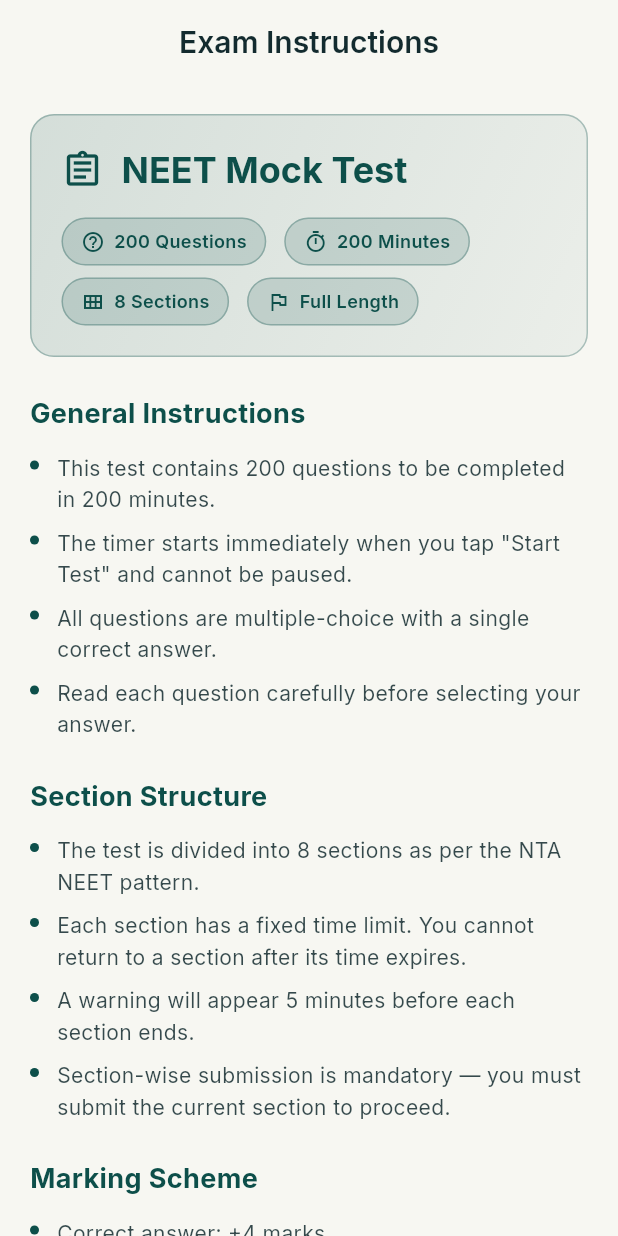
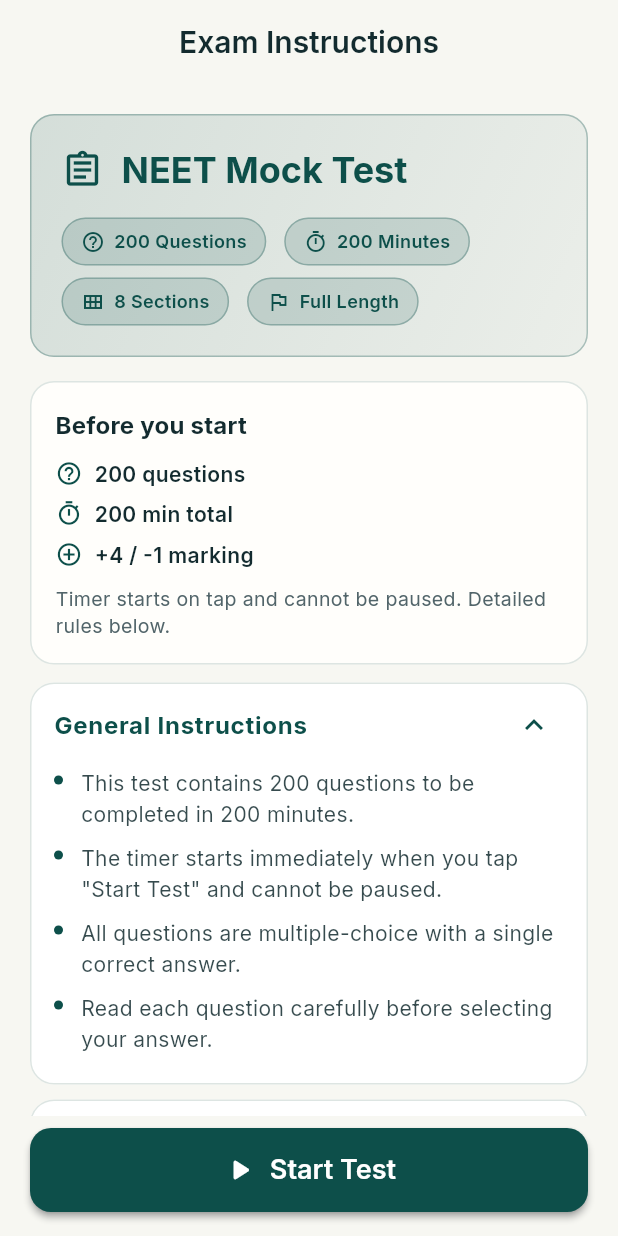
Before and after one commit to AnkarIIT/Mitosis, a Flutter app: the CbtInstructionsScreen screen opened by its route, on a phone screen of 412 x 824 dp. Run offline on Flutter 3.47's test engine with Material 3 defaults, Android fonts, the light colour scheme and no system bars; our stand-ins replace confetti, drift, file_picker, fl_chart, flutter_animate, flutter_dotenv and 17 more; missing offline and left inert: syncfusion_flutter_pdf, syncfusion_flutter_pdfviewer, tflite_flutter; accounts and stored records are empty; generated files the repository leaves out were written again.

Commit message:
chore: update lib/features/exam_engine/cbt_instructions_screen.dart

```diff
--- a/lib/features/exam_engine/cbt_instructions_screen.dart
+++ b/lib/features/exam_engine/cbt_instructions_screen.dart
@@ -20,7 +20,6 @@
 
   @override
   Widget build(BuildContext context) {
-    final isFullLength = config.isFullLengthMock;
     final totalQuestions = config.totalPresented;
     final totalMinutes = config.totalDurationSeconds ~/ 60;
     final hasSections = config.sections.isNotEmpty;
@@ -36,7 +35,7 @@
       ),
       body: SafeArea(
         child: SingleChildScrollView(
-          padding: const EdgeInsets.all(20),
+          padding: const EdgeInsets.fromLTRB(20, 20, 20, 16),
           child: Column(
             crossAxisAlignment: CrossAxisAlignment.start,
             children: [
@@ -47,34 +46,173 @@
                 hasSections,
                 sectionCount,
               ),
-              const SizedBox(height: 24),
-              _buildSection(
+              const SizedBox(height: 16),
+              // Primary facts + start action first: time, questions, marking.
+              _buildQuickStartCard(context),
+              const SizedBox(height: 12),
+              _buildCollapsibleSection(
                 'General Instructions',
                 _generalInstructions(totalQuestions, totalMinutes),
+                initiallyExpanded: true,
               ),
-              const SizedBox(height: 16),
-              if (hasSections) ...[
-                _buildSection(
+              if (hasSections)
+                _buildCollapsibleSection(
                   'Section Structure',
                   _sectionInstructions(sectionCount, config),
                 ),
-                const SizedBox(height: 16),
-              ],
-              _buildSection('Marking Scheme', _markingInstructions()),
-              const SizedBox(height: 16),
-              _buildSection('Navigation & Controls', _navigationInstructions()),
-              const SizedBox(height: 16),
-              _buildSection(
+              _buildCollapsibleSection(
+                'Marking Scheme',
+                _markingInstructions(),
+                initiallyExpanded: true,
+              ),
+              _buildCollapsibleSection(
+                'Navigation & Controls',
+                _navigationInstructions(),
+              ),
+              _buildCollapsibleSection(
                 'Proctoring & Integrity',
                 _proctoringInstructions(),
               ),
-              const SizedBox(height: 16),
-              _buildSection('Emergency & Technical', _emergencyInstructions()),
-              const SizedBox(height: 32),
-              _buildAcknowledgeAndStart(context),
+              _buildCollapsibleSection(
+                'Emergency & Technical',
+                _emergencyInstructions(),
+              ),
+              const SizedBox(height: 12),
+              _buildImportantNote(),
+              // Extra space so content never hides behind the sticky bar.
+              const SizedBox(height: 96),
             ],
           ),
         ),
+      ),
+      bottomNavigationBar: SafeArea(
+        minimum: const EdgeInsets.fromLTRB(20, 8, 20, 16),
+        child: SizedBox(
+          height: 56,
+          width: double.infinity,
+          child: ElevatedButton.icon(
+            onPressed: () => _startTest(context),
+            icon: const Icon(Icons.play_arrow_rounded, size: 24),
+            label: const Text(
+              'Start Test',
+              style: TextStyle(fontSize: 18, fontWeight: FontWeight.w600),
+            ),
+            style: ElevatedButton.styleFrom(
+              backgroundColor: AppColors.primary,
+              foregroundColor: Colors.white,
+              shape: RoundedRectangleBorder(
+                borderRadius: BorderRadius.circular(14),
+              ),
+              elevation: 2,
+            ),
+          ),
+        ),
+      ),
+    );
+  }
+
+  Widget _buildQuickStartCard(BuildContext context) {
+    final items = [
+      (Icons.help_outline, '${config.totalPresented} questions'),
+      (Icons.timer_outlined, '${config.totalDurationSeconds ~/ 60} min total'),
+      (
+        Icons.add_circle_outline,
+        '+${config.marksPerCorrect} / ${config.marksPerWrong} marking',
+      ),
+    ];
+    return Container(
+      width: double.infinity,
+      padding: const EdgeInsets.all(16),
+      decoration: BoxDecoration(
+        color: Theme.of(context).colorScheme.surface,
+        borderRadius: BorderRadius.circular(16),
+        border: Border.all(color: Theme.of(context).dividerColor),
+      ),
+      child: Column(
+        crossAxisAlignment: CrossAxisAlignment.start,
+        children: [
+          Text(
+            'Before you start',
+            style: Theme.of(
+              context,
+            ).textTheme.titleMedium?.copyWith(fontWeight: FontWeight.w700),
+          ),
+          const SizedBox(height: 10),
+          for (final item in items)
+            Padding(
+              padding: const EdgeInsets.only(bottom: 6),
+              child: Row(
+                children: [
+                  Icon(item.$1, size: 18, color: AppColors.primary),
+                  const SizedBox(width: 8),
+                  Expanded(
+                    child: Text(
+                      item.$2,
+                      maxLines: 2,
+                      overflow: TextOverflow.ellipsis,
+                      style: const TextStyle(
+                        fontSize: 14,
+                        fontWeight: FontWeight.w600,
+                      ),
+                    ),
+                  ),
+                ],
+              ),
+            ),
+          const SizedBox(height: 4),
+          Text(
+            'Timer starts on tap and cannot be paused. Detailed rules below.',
+            style: TextStyle(
+              fontSize: 13,
+              color: Theme.of(context).colorScheme.onSurfaceVariant,
+              height: 1.4,
+            ),
+          ),
+        ],
+      ),
+    );
+  }
+
+  Widget _buildImportantNote() {
+    return Container(
+      width: double.infinity,
+      padding: const EdgeInsets.all(16),
+      decoration: BoxDecoration(
+        color: AppColors.warning.withValues(alpha: 0.1),
+        borderRadius: BorderRadius.circular(12),
+        border: Border.all(color: AppColors.warning.withValues(alpha: 0.3)),
+      ),
+      child: Column(
+        crossAxisAlignment: CrossAxisAlignment.start,
+        children: [
+          Row(
+            children: [
+              Icon(
+                Icons.warning_amber_rounded,
+                color: AppColors.warning,
+                size: 24,
+              ),
+              const SizedBox(width: 10),
+              Text(
+                'Important',
+                style: TextStyle(
+                  fontSize: 16,
+                  fontWeight: FontWeight.bold,
+                  color: AppColors.warning,
+                ),
+              ),
+            ],
+          ),
+          const SizedBox(height: 8),
+          Text(
+            'Once you start, the timer runs continuously. Ensure you have a stable internet connection, sufficient battery, and a quiet environment for the full duration.',
+            style: TextStyle(
+              fontSize: 14,
+              color: AppColors.warning.withValues(alpha: 0.9),
+              height: 1.4,
+            ),
+          ),
+        ],
       ),
     );
   }
@@ -152,21 +290,27 @@
     );
   }
 
-  Widget _buildSection(String title, List<String> points) {
-    return Column(
-      crossAxisAlignment: CrossAxisAlignment.start,
-      children: [
-        Text(
+  Widget _buildCollapsibleSection(
+    String title,
+    List<String> points, {
+    bool initiallyExpanded = false,
+  }) {
+    return Card(
+      margin: const EdgeInsets.only(bottom: 10),
+      child: ExpansionTile(
+        initiallyExpanded: initiallyExpanded,
+        shape: const Border(),
+        title: Text(
           title,
           style: const TextStyle(
-            fontSize: 18,
+            fontSize: 16,
             fontWeight: FontWeight.w700,
             color: AppColors.primary,
           ),
         ),
-        const SizedBox(height: 12),
-        ...points.map((p) => _BulletPoint(text: p)),
-      ],
+        childrenPadding: const EdgeInsets.fromLTRB(16, 0, 16, 12),
+        children: points.map((p) => _BulletPoint(text: p)).toList(),
+      ),
     );
   }
 
@@ -207,81 +351,23 @@
     'Do not minimize, switch apps, or use split-screen while the test is active.',
   ];
 
-  List<String> _emergencyInstructions() => [
-    'If the app crashes or you lose internet, reopen the app — your progress is auto-saved every 15 seconds.',
-    'You can resume from the "Resume" button on the home screen or test series screen.',
-    'In case of a critical issue, contact support immediately with your attempt ID.',
-  ];
-
-  Widget _buildAcknowledgeAndStart(BuildContext context) {
-    return Column(
-      children: [
-        const Divider(thickness: 1),
-        const SizedBox(height: 16),
-        Container(
-          width: double.infinity,
-          padding: const EdgeInsets.all(16),
-          decoration: BoxDecoration(
-            color: AppColors.warning.withValues(alpha: 0.1),
-            borderRadius: BorderRadius.circular(12),
-            border: Border.all(color: AppColors.warning.withValues(alpha: 0.3)),
-          ),
-          child: Column(
-            crossAxisAlignment: CrossAxisAlignment.start,
-            children: [
-              Row(
-                children: [
-                  Icon(
-                    Icons.warning_amber_rounded,
-                    color: AppColors.warning,
-                    size: 24,
-                  ),
-                  const SizedBox(width: 10),
-                  Text(
-                    'Important',
-                    style: TextStyle(
-                      fontSize: 16,
-                      fontWeight: FontWeight.bold,
-                      color: AppColors.warning,
-                    ),
-                  ),
-                ],
-              ),
-              const SizedBox(height: 8),
-              Text(
-                'Once you start, the timer runs continuously. Ensure you have a stable internet connection, sufficient battery, and a quiet environment for the full duration.',
-                style: TextStyle(
-                  fontSize: 14,
-                  color: AppColors.warning.withValues(alpha: 0.9),
-                  height: 1.4,
-                ),
-              ),
-            ],
-          ),
-        ),
-        const SizedBox(height: 24),
-        SizedBox(
-          width: double.infinity,
-          height: 56,
-          child: ElevatedButton.icon(
-            onPressed: () => _startTest(context),
-            icon: const Icon(Icons.play_arrow_rounded, size: 24),
-            label: const Text(
-              'Start Test',
-              style: TextStyle(fontSize: 18, fontWeight: FontWeight.w600),
-            ),
-            style: ElevatedButton.styleFrom(
-              backgroundColor: AppColors.primary,
-              foregroundColor: Colors.white,
-              shape: RoundedRectangleBorder(
-                borderRadius: BorderRadius.circular(14),
-              ),
-              elevation: 2,
-            ),
-          ),
-        ),
-      ],
-    );
+  List<String> _emergencyInstructions() {
+    // Only full-length mocks write a checkpoint (cbt_test_screen's
+    // `_checkpointable` gate is `config.isFullLengthMock`). Promising
+    // auto-save/resume on a practice paper — which is what the test series
+    // screen pushes here — was simply false.
+    if (!config.isFullLengthMock) {
+      return [
+        'Practice papers are not saved. If the app closes, this attempt is lost.',
+        'Finish and submit the paper before leaving the app to keep your result.',
+        'In case of a critical issue, contact support immediately.',
+      ];
+    }
+    return [
+      'If the app crashes or you lose internet, reopen the app — your progress is auto-saved every 15 seconds.',
+      'You can resume from the "Resume" button on the home screen or test series screen.',
+      'In case of a critical issue, contact support immediately with your attempt ID.',
+    ];
   }
 
   void _startTest(BuildContext context) {
```
